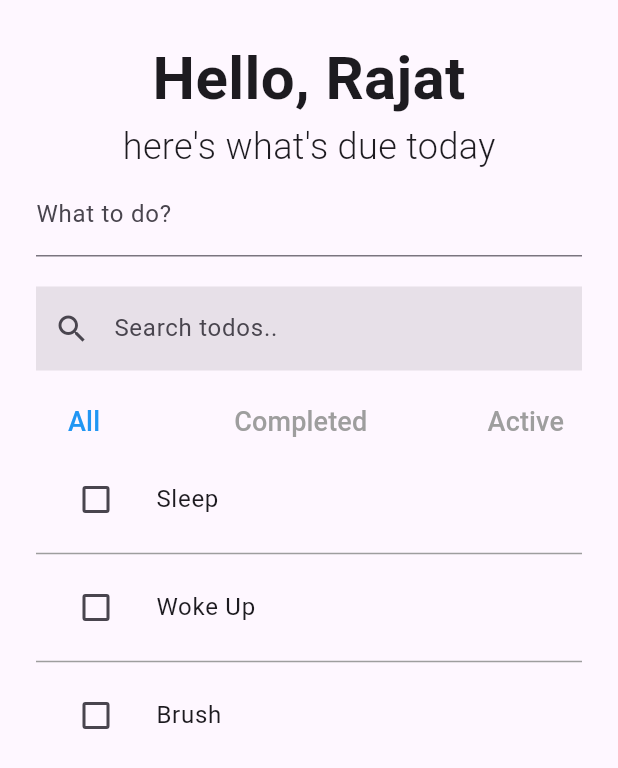
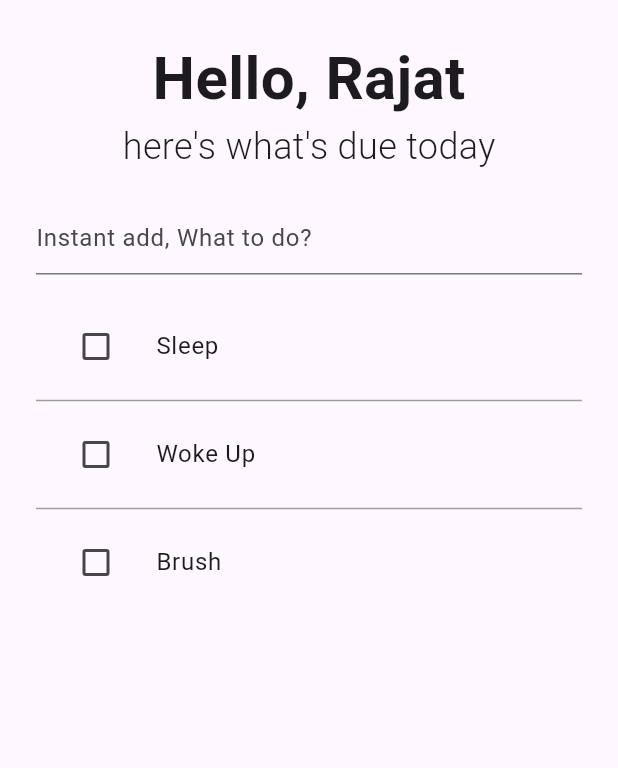
Before and after one commit to rajat-bisht-zzz/todo_app, a Flutter app: the screen it shows after launch, on a phone screen of 412 x 824 dp. Shown: the top 768 px of the screen. Run offline on Flutter 3.47's test engine with Material 3 defaults, Android fonts, the phone set to English and light mode, and no system bars; our stand-ins replace bloc, equatable, flutter_bloc.

Commit message:
UI changes

```diff
--- a/lib/pages/todo_page/create_todo.dart
+++ b/lib/pages/todo_page/create_todo.dart
@@ -1,6 +1,7 @@
 import 'package:flutter/material.dart';
 import 'package:flutter_bloc/flutter_bloc.dart';
 import 'package:todo_app/cubit/cubits.dart';
+import 'package:todo_app/widgets/primary_search_field.dart';
 
 class CreateTodo extends StatefulWidget {
   const CreateTodo({super.key});
@@ -20,11 +21,9 @@ class _CreateTodoState extends State<CreateTodo> {
 
   @override
   Widget build(BuildContext context) {
-    return TextField(
+    return PrimaryTextField(
       controller: newTodoController,
-      decoration: InputDecoration(
-        labelText: 'What to do?',
-      ),
+      labelText: 'Instant add, What to do?',
       onSubmitted: (String? todoDesc) {
         if (todoDesc != null && todoDesc.trim().isNotEmpty) {
           context.read<TodoListCubit>().addTodo(todoDesc);
--- a/lib/pages/todo_page/todo_page.dart
+++ b/lib/pages/todo_page/todo_page.dart
@@ -2,7 +2,6 @@ import 'package:flutter/material.dart';
 import 'package:todo_app/pages/todo_page/create_todo.dart';
 import 'package:todo_app/pages/todo_page/show_todos.dart';
 import 'package:todo_app/pages/todo_page/todo_header.dart';
-import 'package:todo_app/pages/todo_page/todo_search.dart';
 
 class TodoPage extends StatelessWidget {
   const TodoPage({super.key});
@@ -17,9 +16,14 @@ class TodoPage extends StatelessWidget {
         child: Center(
           child: Column(children: [
             TodoHeader(),
+            SizedBox(
+              height: 20,
+            ),
             CreateTodo(),
-            SizedBox(height: 20,),
-            TodoSearch(),
+            SizedBox(
+              height: 20,
+            ),
+            // TodoSearch(),
             ShowTodos()
           ]),
         ),
--- /dev/null
+++ b/lib/widgets/primary_search_field.dart
@@ -0,0 +1,24 @@
+import 'package:flutter/material.dart';
+
+class PrimaryTextField extends StatelessWidget {
+  final TextEditingController controller;
+  final void Function(String)? onSubmitted;
+  final String labelText;
+
+  const PrimaryTextField({
+    super.key,
+    required this.controller,
+    this.onSubmitted,
+    required this.labelText,
+  });
+
+  @override
+  Widget build(BuildContext context) {
+    return TextField(
+      controller: controller,
+      decoration: InputDecoration(hintText: labelText,
+      ),
+      onSubmitted: onSubmitted,
+    );
+  }
+}
```
